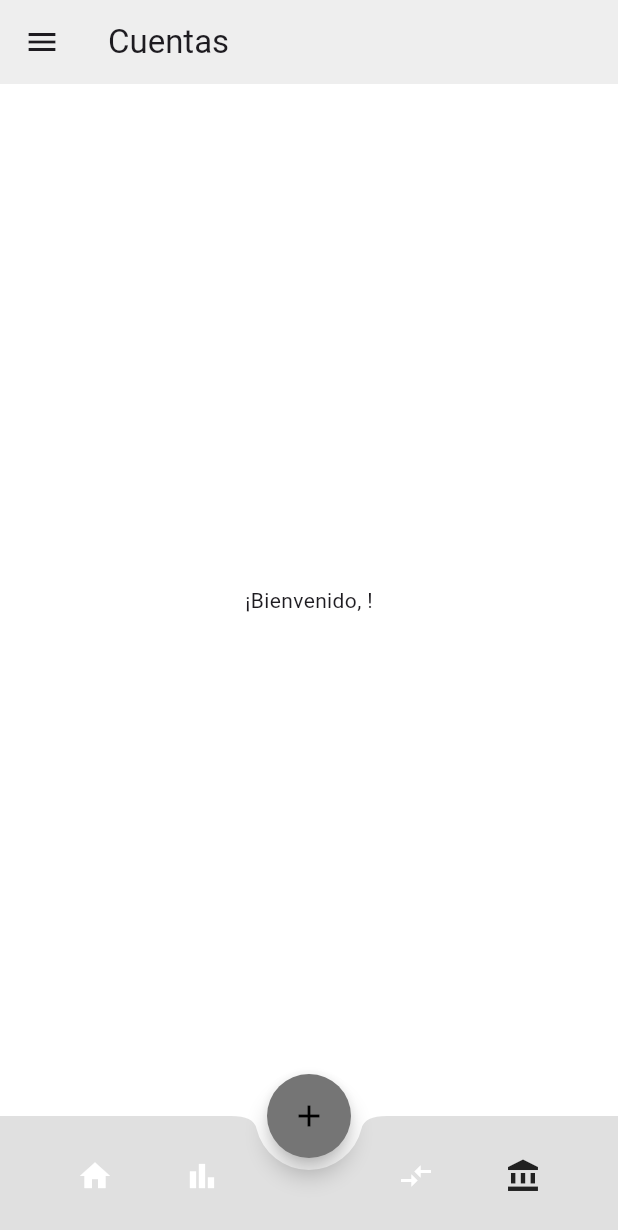
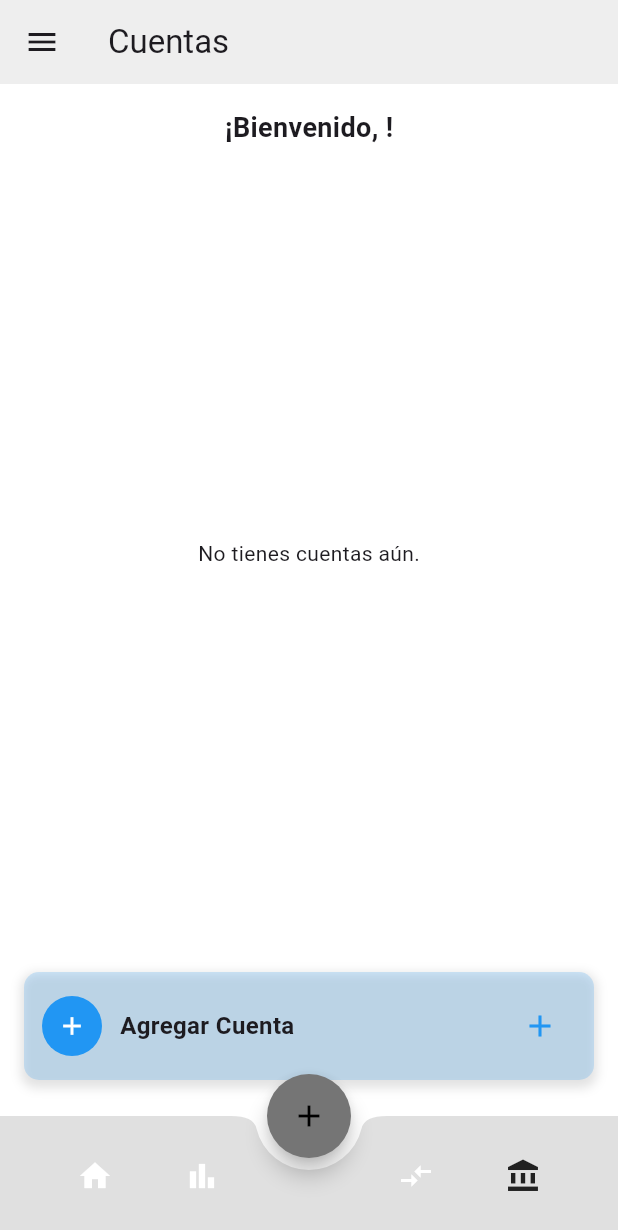
Before and after one commit to Kevindasilvaa/Proyecto_ingenieria_software, a Flutter app: the AccountsPage screen opened by its route, on a phone screen of 412 x 824 dp. Shown: the top 1230 px of the screen. Run offline on Flutter 3.47's test engine with Material 3 defaults, Android fonts, the phone set to English and light mode, and no system bars; our stand-ins replace cloud_firestore, firebase_auth, firebase_core; accounts and stored records are empty.

Commit message:
cuentas y añadir cuntas

```diff
--- /dev/null
+++ b/lib/controllers/cuenta_controller.dart
@@ -0,0 +1,20 @@
+import 'package:flutter/material.dart';
+import 'package:moni/models/dbHelper/firebase_service.dart';
+import 'package:moni/models/clases/cuenta.dart';
+
+class CuentaController with ChangeNotifier {
+  final FirebaseService _firebaseService = FirebaseService();
+  List<Cuenta> _cuentas = [];
+
+  List<Cuenta> get cuentas => _cuentas;
+
+  Future<void> cargarCuentas(String userId) async {
+    _cuentas = await _firebaseService.obtenerCuentas(userId);
+    notifyListeners();
+  }
+
+  Future<void> agregarCuenta(String userId, Cuenta cuenta) async {
+    await _firebaseService.agregarCuenta(userId, cuenta);
+    await cargarCuentas(userId);
+  }
+}
--- a/lib/main.dart
+++ b/lib/main.dart
@@ -2,6 +2,7 @@ import 'package:flutter/material.dart';
 import 'package:firebase_core/firebase_core.dart';
 import 'package:moni/controllers/user_controller.dart';
 import 'package:moni/controllers/category_controller.dart';
+import 'package:moni/controllers/cuenta_controller.dart';
 import 'package:moni/models/dbHelper/firebase_options.dart';
 import 'package:moni/views/screens/accounts.dart';
 import 'package:moni/views/screens/categories.dart';
@@ -27,6 +28,7 @@ void main() async {
       providers: [
         ChangeNotifierProvider(create: (_) => UserController()),
         ChangeNotifierProvider(create: (_) => CategoryController()),
+        ChangeNotifierProvider(create: (_) => CuentaController()),
         // ... otros providers
       ],
       child: MyApp(),
--- /dev/null
+++ b/lib/models/clases/cuenta.dart
@@ -0,0 +1,34 @@
+class Cuenta {
+  final String id;
+  final String nombre;
+  final String tipo;
+  final double saldo;
+  final DateTime fechaCreacion;
+
+  Cuenta({
+    required this.id,
+    required this.nombre,
+    required this.tipo,
+    required this.saldo,
+    required this.fechaCreacion,
+  });
+
+  Map<String, dynamic> toMap() {
+    return {
+      'nombre': nombre,
+      'tipo': tipo,
+      'saldo': saldo,
+      'fechaCreacion': fechaCreacion.toIso8601String(),
+    };
+  }
+
+  factory Cuenta.fromMap(String id, Map<String, dynamic> data) {
+    return Cuenta(
+      id: id,
+      nombre: data['nombre'],
+      tipo: data['tipo'],
+      saldo: (data['saldo'] as num).toDouble(),
+      fechaCreacion: DateTime.parse(data['fechaCreacion']),
+    );
+  }
+}
--- a/lib/models/dbHelper/Firebase_service.dart
+++ b/lib/models/dbHelper/Firebase_service.dart
@@ -1,13 +1,15 @@
 import 'package:cloud_firestore/cloud_firestore.dart';
 import 'package:firebase_auth/firebase_auth.dart';
 import 'package:moni/models/clases/Usuario.dart'; // Importa la clase User
+import 'package:moni/models/clases/cuenta.dart';
 
 class FirebaseService {
   final FirebaseFirestore _firestore = FirebaseFirestore.instance;
   final FirebaseAuth _firebaseAuth = FirebaseAuth.instance;
 
 //Almacena el usuario en Firestore
-  Future<void> saveUserInFirestore(Usuario user) async { // Recibe User
+  Future<void> saveUserInFirestore(Usuario user) async {
+    // Recibe User
     try {
       Map<String, dynamic> userData = user.toMap();
 
@@ -36,7 +38,9 @@ class FirebaseService {
           name: data['name'],
           email: data['email'],
           gender: data['gender'],
-          birthdate: data['birthdate'] != null ? (data['birthdate'] as Timestamp).toDate() : null,
+          birthdate: data['birthdate'] != null
+              ? (data['birthdate'] as Timestamp).toDate()
+              : null,
           country: data['country'],
           phone_number: data['phone_number'],
         );
@@ -52,7 +56,8 @@ class FirebaseService {
   // Método para iniciar sesión
   Future<User?> signInWithEmailPassword(String email, String password) async {
     try {
-      UserCredential userCredential = await _firebaseAuth.signInWithEmailAndPassword(
+      UserCredential userCredential =
+          await _firebaseAuth.signInWithEmailAndPassword(
         email: email,
         password: password,
       );
@@ -69,9 +74,11 @@ class FirebaseService {
   }
 
   // Método para crear una cuenta en Firebase Authentification
-Future<Usuario?> createUserAuthentification(String email, String password) async {
+  Future<Usuario?> createUserAuthentification(
+      String email, String password) async {
     try {
-    UserCredential userCredential = await _firebaseAuth.createUserWithEmailAndPassword(
+      UserCredential userCredential =
+          await _firebaseAuth.createUserWithEmailAndPassword(
         email: email,
         password: password,
       );
@@ -91,4 +98,37 @@ Future<Usuario?> createUserAuthentification(String email, String password) async
       return null;
     }
   }
+
+//  AGREGAR UNA CUENTA A FIRESTORE
+  Future<void> agregarCuenta(String userId, Cuenta cuenta) async {
+    try {
+      await _firestore
+          .collection('accounts') // Colección principal de cuentas
+          .doc(userId) // Documento del usuario
+          .collection('user_accounts') // Subcolección de cuentas del usuario
+          .add(cuenta.toMap()); // Agregar cuenta
+    } catch (e) {
+      print('Error al agregar cuenta: $e');
+      rethrow;
     }
+  }
+
+  //OBTENER LAS CUENTAS DE UN USUARIO
+  Future<List<Cuenta>> obtenerCuentas(String userId) async {
+    try {
+      QuerySnapshot snapshot = await _firestore
+          .collection('accounts')
+          .doc(userId)
+          .collection('user_accounts')
+          .get();
+
+      return snapshot.docs
+          .map((doc) =>
+              Cuenta.fromMap(doc.id, doc.data() as Map<String, dynamic>))
+          .toList();
+    } catch (e) {
+      print('Error al obtener cuentas: $e');
+      rethrow;
+    }
+  }
+}
--- a/lib/views/screens/accounts.dart
+++ b/lib/views/screens/accounts.dart
@@ -1,32 +1,102 @@
 import 'package:flutter/material.dart';
+import 'package:provider/provider.dart';
 import 'package:moni/controllers/user_controller.dart';
-import 'package:moni/models/clases/Usuario.dart';
-import 'package:provider/provider.dart';
+import 'package:moni/controllers/cuenta_controller.dart';
+import 'package:moni/views/widgets/AddAccountButton.dart';
 import 'package:moni/views/widgets/NavBar.dart';
 import 'package:moni/views/widgets/CustomDrawer.dart';
+import 'package:moni/views/screens/addAccount.dart';
+import 'package:moni/models/clases/cuenta.dart';
 
 class AccountsPage extends StatelessWidget {
-
   @override
   Widget build(BuildContext context) {
     final userController = Provider.of<UserController>(context);
+    final cuentaController =
+        Provider.of<CuentaController>(context, listen: false);
+    final userId = userController.usuario?.id;
 
     return Scaffold(
       appBar: AppBar(
         backgroundColor: Colors.grey[200],
         title: Text('Cuentas'),
       ),
-      drawer: CustomDrawer(), // Aquí agregamos el Drawer
+      drawer: CustomDrawer(),
       body: SafeArea(
         child: Column(
           children: [
-            Expanded(
+            // Mensaje de bienvenida
+            Padding(
+              padding: const EdgeInsets.all(16.0),
               child: Center(
                 child: userController.usuario != null
-                    ? Text('¡Bienvenido, ${userController.usuario?.name}!')
+                    ? Text(
+                        '¡Bienvenido, ${userController.usuario?.name}!',
+                        style: TextStyle(
+                            fontSize: 18, fontWeight: FontWeight.bold),
+                      )
                     : CircularProgressIndicator(),
               ),
             ),
+
+            // Lista de cuentas
+            Expanded(
+              child: userId != null
+                  ? Consumer<CuentaController>(
+                      builder: (context, cuentaController, child) {
+                        if (cuentaController.cuentas.isEmpty) {
+                          return Center(child: Text('No tienes cuentas aún.'));
+                        }
+
+                        return ListView.builder(
+                          itemCount: cuentaController.cuentas.length,
+                          itemBuilder: (context, index) {
+                            Cuenta cuenta = cuentaController.cuentas[index];
+                            return Card(
+                              margin: EdgeInsets.symmetric(
+                                  horizontal: 16, vertical: 8),
+                              child: ListTile(
+                                title: Text(cuenta.nombre,
+                                    style: TextStyle(
+                                        fontSize: 18,
+                                        fontWeight: FontWeight.bold)),
+                                subtitle: Text(
+                                    '${cuenta.tipo} - \$${cuenta.saldo.toStringAsFixed(2)}'),
+                                leading: Icon(Icons.account_balance_wallet,
+                                    color: Colors.blue),
+                              ),
+                            );
+                          },
+                        );
+                      },
+                    )
+                  : Center(child: Text('Inicia sesión para ver tus cuentas')),
+            ),
+
+            // Botón para agregar una nueva cuenta usando el widget AddAccountButton
+            Padding(
+              padding: const EdgeInsets.all(16.0),
+              child: AddAccountButton(
+                userId: userId ?? '',
+                onAdd: () {
+                  if (userId?.isNotEmpty ?? false) {
+                    Navigator.push(
+                      context,
+                      MaterialPageRoute(
+                          builder: (context) =>
+                              AddAccountPage(userId: userId ?? '')),
+                    );
+                  } else {
+                    ScaffoldMessenger.of(context).showSnackBar(SnackBar(
+                      content: Text('Inicia sesión para agregar cuentas'),
+                      duration: Duration(seconds: 2),
+                    ));
+                  }
+                },
+              ),
+            ),
+
+            // Barra de navegación
             Container(
               height: 80.0,
               child: NavBar(
@@ -39,7 +109,6 @@ class AccountsPage extends StatelessWidget {
           ],
         ),
       ),
-
     );
   }
 }
--- /dev/null
+++ b/lib/views/widgets/AddAccountButton.dart
@@ -0,0 +1,59 @@
+import 'package:flutter/material.dart';
+
+class AddAccountButton extends StatelessWidget {
+  final String userId;
+  final VoidCallback onAdd;
+
+  const AddAccountButton({
+    required this.userId,
+    required this.onAdd,
+    Key? key,
+  }) : super(key: key);
+
+  @override
+  Widget build(BuildContext context) {
+    return Container(
+      margin: EdgeInsets.symmetric(vertical: 8),
+      padding: EdgeInsets.all(12),
+      decoration: BoxDecoration(
+        color: Colors.blue.withOpacity(0.2), // Fondo con transparencia
+        borderRadius: BorderRadius.circular(10),
+        boxShadow: [
+          BoxShadow(
+            color: Colors.grey.withOpacity(0.3),
+            blurRadius: 5,
+            spreadRadius: 2,
+            offset: Offset(0, 3),
+          ),
+        ],
+      ),
+      child: Row(
+        mainAxisAlignment: MainAxisAlignment.spaceBetween,
+        children: [
+          Row(
+            children: [
+              CircleAvatar(
+                backgroundColor: Colors.blue,
+                radius: 20,
+                child: Icon(
+                  Icons.add,
+                  size: 20,
+                  color: Colors.white,
+                ),
+              ),
+              SizedBox(width: 12),
+              Text(
+                'Agregar Cuenta',
+                style: TextStyle(fontSize: 16, fontWeight: FontWeight.bold),
+              ),
+            ],
+          ),
+          IconButton(
+            icon: Icon(Icons.add, color: Colors.blue),
+            onPressed: onAdd,
+          ),
+        ],
+      ),
+    );
+  }
+}
```
Also changed, not shown: lib/views/screens/addAccount.dart (added, +95 -0 lines), pubspec.lock. Lines whose indentation alone changed are shown as unchanged.
